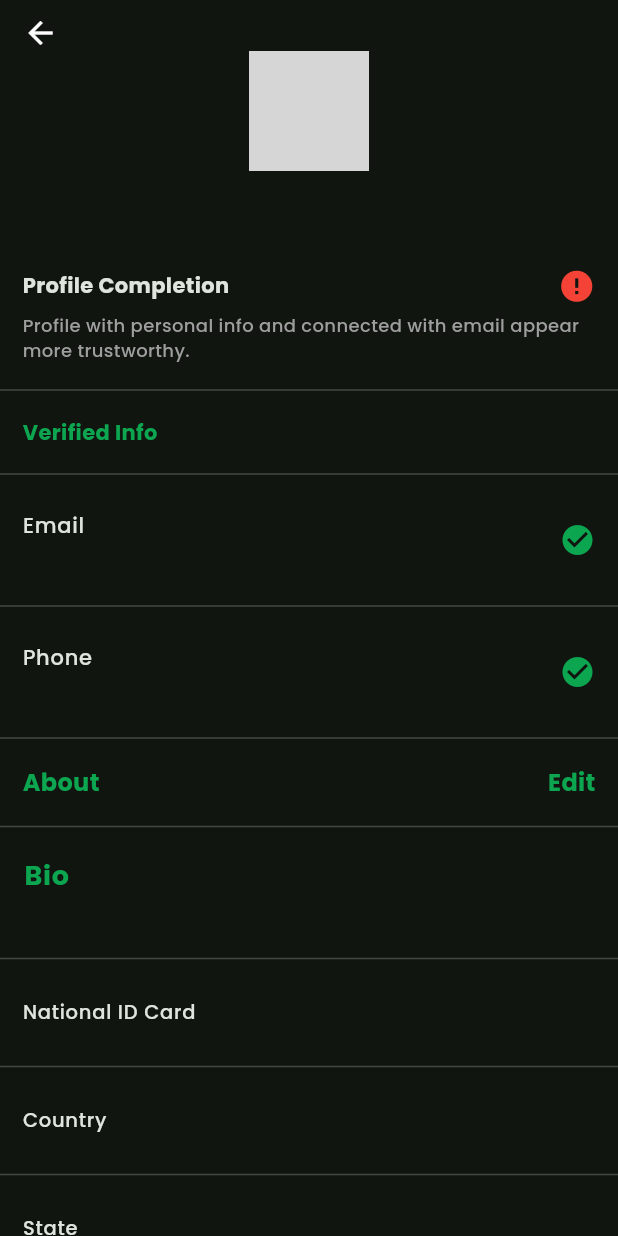
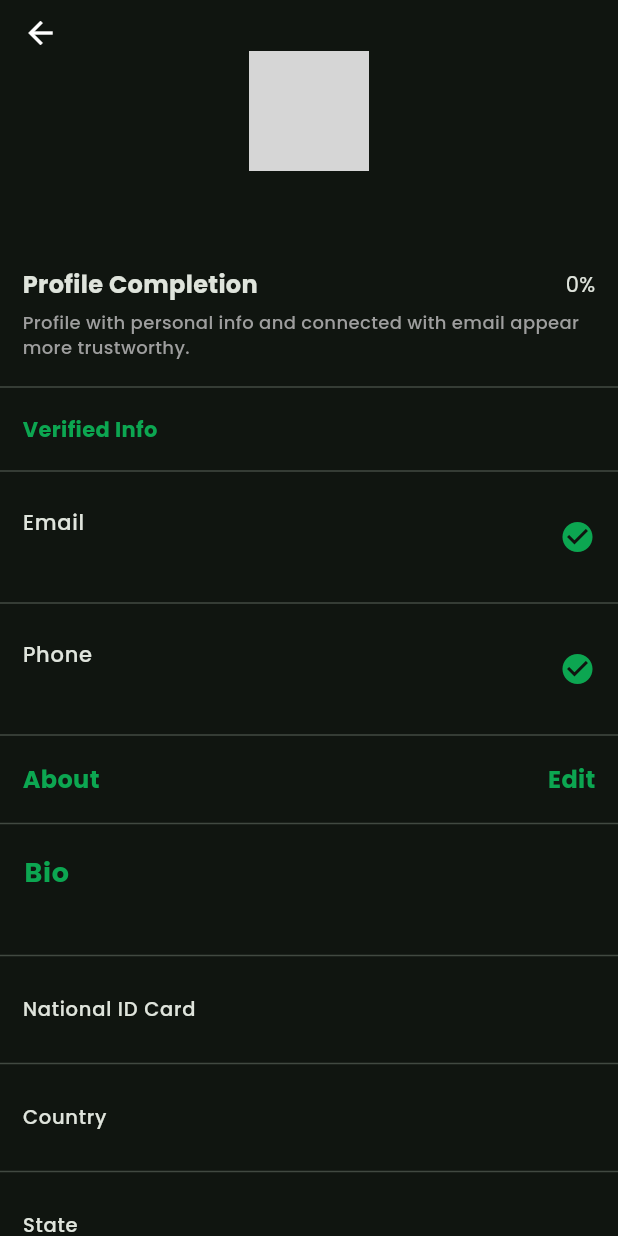
Before and after one commit to offfahad/hire-service-hub, a Flutter app: the BottomNavigationBarScreen screen opened directly, item 4 of the bottom bar chosen, after a tap on "View and Edit Profile", on a phone screen of 412 x 824 dp. Run offline on Flutter 3.47's test engine with Material 3 defaults, Android fonts, the phone set to English and light mode, and no system bars; drawn by our look-alikes of cached_network_image; our stand-ins replace badges, connectivity_plus, country_picker, device_info_plus, firebase_core, firebase_messaging and 13 more; missing offline and left inert: android_id, carded; accounts and stored records are empty; network calls fail; grey boxes are pictures that could not be loaded.

Commit message:
user profile completion added and roles managed

```diff
--- /dev/null
+++ b/lib/models/auth/profile_completion.dart
@@ -0,0 +1,14 @@
+class ProfileCompletion {
+  final int userCompletionPercentage;
+
+  ProfileCompletion({
+    required this.userCompletionPercentage,
+  });
+
+  // Factory to parse JSON response
+  factory ProfileCompletion.fromJson(Map<String, dynamic> json) {
+    return ProfileCompletion(
+      userCompletionPercentage: json['userCompletionPercentage'],
+    );
+  }
+}
--- a/lib/providers/authentication/authentication_provider.dart
+++ b/lib/providers/authentication/authentication_provider.dart
@@ -1,5 +1,6 @@
 // ignore_for_file: use_build_context_synchronously, avoid_print
 
+import 'package:e_commerce/models/auth/profile_completion.dart';
 import 'package:e_commerce/models/tokens/auth_tokens.dart';
 import 'package:e_commerce/utils/api_constnsts.dart';
 import 'package:flutter/material.dart';
@@ -551,6 +552,31 @@ class AuthenticationProvider extends ChangeNotifier {
     }
   }
 
+  ProfileCompletion? profileCompletion;
+  String? errorMessage;
+
+  Future<void> getProfileCompletion() async {
+    _isLoading = true;
+    notifyListeners();
+
+    try {
+      final response = await _authService.fetchProfileCompletion();
+
+      if (response.statusCode == 200) {
+        final data = json.decode(response.body);
+        profileCompletion = ProfileCompletion.fromJson(data['data']);
+        errorMessage = null;
+      } else {
+        errorMessage = 'Error: ${response.statusCode} ${response.reasonPhrase}';
+      }
+    } catch (e) {
+      errorMessage = 'Exception: $e';
+    } finally {
+      _isLoading = false;
+      notifyListeners();
+    }
+  }
+
   // Future<Map<String, dynamic>?> registerWithGoogle({
   //   required String email,
   //   required String displayName,
--- a/lib/screens/authentication/splash_screen/splash_screen.dart
+++ b/lib/screens/authentication/splash_screen/splash_screen.dart
@@ -36,10 +36,6 @@ class _SplashScreenState extends State<SplashScreen> {
       final authProvider =
           Provider.of<AuthenticationProvider>(context, listen: false);
       final statusCode = await authProvider.getUserData();
-
-      await Future.delayed(
-        const Duration(milliseconds: 500),
-      ); // Adjusted delay
 
       if (statusCode == 200) {
         // User is logged in, navigate to home screen
--- a/lib/screens/home/home_screen.dart
+++ b/lib/screens/home/home_screen.dart
@@ -1,6 +1,7 @@
 import 'package:carded/carded.dart';
 import 'package:e_commerce/common/buttons/custom_elevated_button.dart';
 import 'package:e_commerce/common/slide_page_routes/slide_page_route.dart';
+import 'package:e_commerce/providers/authentication/authentication_provider.dart';
 import 'package:e_commerce/providers/bottom_navigation/navigation_provider.dart';
 import 'package:e_commerce/providers/category/category_provider.dart';
 import 'package:e_commerce/providers/notifications_count/notification_badge_provider.dart';
@@ -48,6 +49,8 @@ class _HomeScreenState extends State<HomeScreen> {
       Provider.of<ServiceProvider>(context, listen: false).fetchServices();
       Provider.of<ChattingProvider>(context, listen: false)
           .fetchConversations();
+      Provider.of<AuthenticationProvider>(context, listen: false)
+          .getProfileCompletion();
     });
   }
 
--- a/lib/screens/profile/profile_screen.dart
+++ b/lib/screens/profile/profile_screen.dart
@@ -1,6 +1,7 @@
 import 'package:cached_network_image/cached_network_image.dart';
 import 'package:e_commerce/common/dialog_box/logout_dialogbox.dart';
 import 'package:e_commerce/common/slide_page_routes/slide_page_route.dart';
+import 'package:e_commerce/common/snakbar/custom_snakbar.dart';
 import 'package:e_commerce/providers/authentication/authentication_provider.dart';
 import 'package:e_commerce/screens/profile/more_screens/account_screens/account_screen.dart';
 import 'package:e_commerce/screens/profile/profile_updation_screens/profile_details_screen.dart';
@@ -59,8 +60,7 @@ class _ProfileScreenState extends State<ProfileScreen> {
                         errorWidget: (context, url, error) {
                           // Print the error to debug
                           debugPrint('Image load error: $error');
-                          return Image.asset(
-                              'assets/images/default-user.jpg');
+                          return Image.asset('assets/images/default-user.jpg');
                         },
                       ),
                     ),
@@ -109,14 +109,10 @@ class _ProfileScreenState extends State<ProfileScreen> {
                                 fontWeight: FontWeight.bold,
                               ),
                             ),
-                            Icon(
-                                authProvider.user!.isComplete == true
-                                    ? IconlyLight.tick_square
-                                    : Icons.error,
-                                size: 25,
-                                color: authProvider.user!.isComplete == true
-                                    ? AppTheme.fMainColor
-                                    : Colors.red),
+                            Text(
+                              '${authProvider.profileCompletion?.userCompletionPercentage}%',
+                              style: const TextStyle(fontSize: 14),
+                            ),
                           ],
                         ),
                         const SizedBox(
@@ -165,9 +161,20 @@ class _ProfileScreenState extends State<ProfileScreen> {
                             fontWeight: FontWeight.w500, fontSize: 14),
                       ),
                       onTap: () {
+                        if (authProvider
+                                .profileCompletion?.userCompletionPercentage
+                                .toString() !=
+                            "100") {
+                          showCustomSnackBar(
+                              context,
+                              'Please complete your profile to create a new service.',
+                              Colors.red);
+                          return;
+                        } else {
                           Navigator.of(context).push(
                             SlidePageRoute(page: const CreateServiceScreen()),
                           );
+                        }
                       },
                     ),
                     const Divider(),
@@ -184,11 +191,21 @@ class _ProfileScreenState extends State<ProfileScreen> {
                             fontWeight: FontWeight.w500, fontSize: 14),
                       ),
                       onTap: () {
+                        if (authProvider
+                                .profileCompletion?.userCompletionPercentage
+                                .toString() !=
+                            "100") {
+                          showCustomSnackBar(
+                              context,
+                              'Please complete your profile to view your services.',
+                              Colors.red);
+                        } else {
                           Navigator.of(context).push(
                             SlidePageRoute(
                               page: const MyServicesScreen(),
                             ),
                           );
+                        }
                       },
                     ),
                     const Divider(),
--- a/lib/screens/profile/profile_updation_screens/profile_details_screen.dart
+++ b/lib/screens/profile/profile_updation_screens/profile_details_screen.dart
@@ -179,18 +179,14 @@ class ProfileDetailsScreen extends StatelessWidget {
                             const Text(
                               "Profile Completion",
                               style: TextStyle(
-                                fontSize: 14,
+                                fontSize: 16,
                                 fontWeight: FontWeight.bold,
                               ),
                             ),
-                            Icon(
-                                authProvider.user!.isComplete == true
-                                    ? IconlyLight.tick_square
-                                    : Icons.error,
-                                size: 25,
-                                color: authProvider.user!.isComplete == true
-                                    ? AppTheme.fMainColor
-                                    : Colors.red),
+                            Text(
+                              '${authProvider.profileCompletion?.userCompletionPercentage}%',
+                              style: const TextStyle(fontSize: 14),
+                            ),
                           ],
                         ),
                         const SizedBox(
--- a/lib/services/authentication/auth_servcies.dart
+++ b/lib/services/authentication/auth_servcies.dart
@@ -433,7 +433,6 @@ class AuthService {
         headers: _generateHeaders(accessToken: accessToken),
       );
 
-
       if (response.statusCode == 200) {
         print('FCM token saved successfully.');
       } else {
@@ -443,4 +442,28 @@ class AuthService {
       print('Error sending FCM token: $e');
     }
   }
+
+  Future<http.Response> fetchProfileCompletion() async {
+    final url = Uri.parse(
+        '${Constants.baseUrl}${Constants.userApiPath}/calculate-profile-completion');
+    final accessToken = await getAccessToken();
+
+    if (accessToken == null) {
+      throw Exception("Access token is missing.");
+    }
+
+    try {
+      final response = await http.get(
+        url,
+        headers: {
+          'Authorization': 'Bearer $accessToken',
+          'Content-Type': 'application/json',
+        },
+      );
+      print(response.body);
+      return response;
+    } catch (e) {
+      throw Exception('Failed to fetch profile completion: $e');
+    }
+  }
 }
```
Lines whose indentation alone changed are shown as unchanged.
